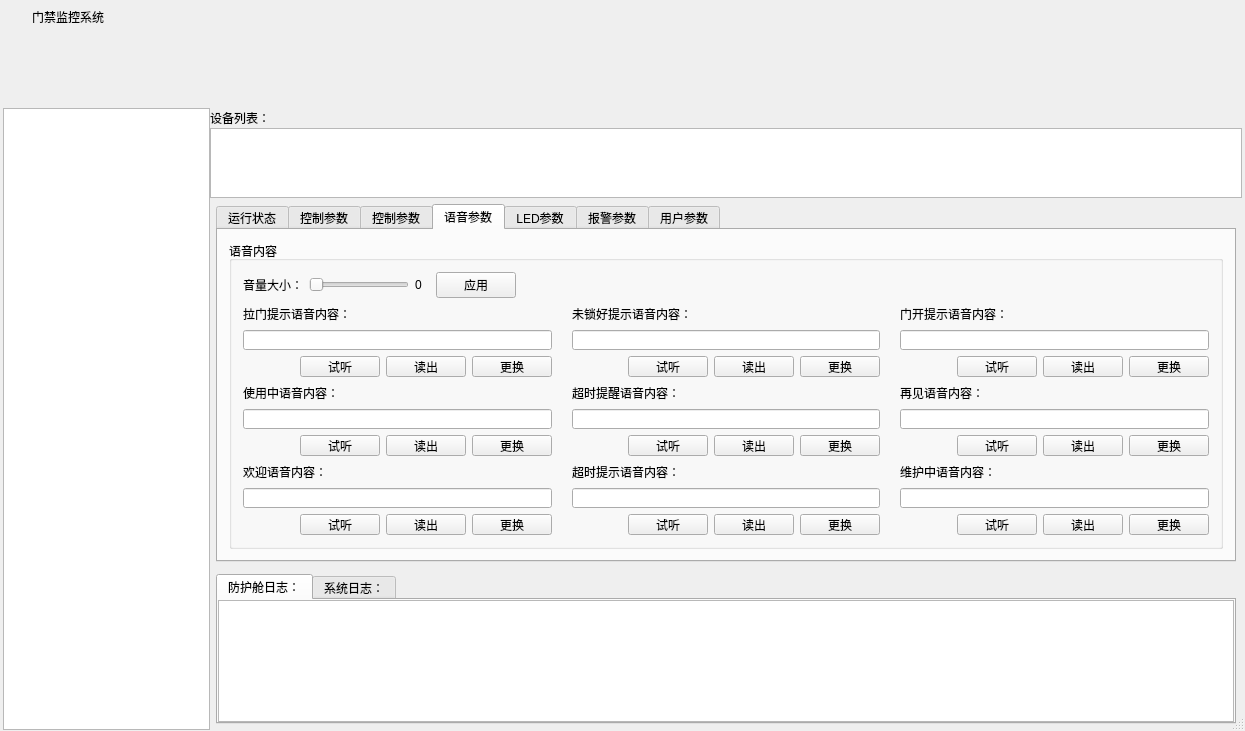
Qt form frmmain.ui (github188/EntranceGuard) before a commit.
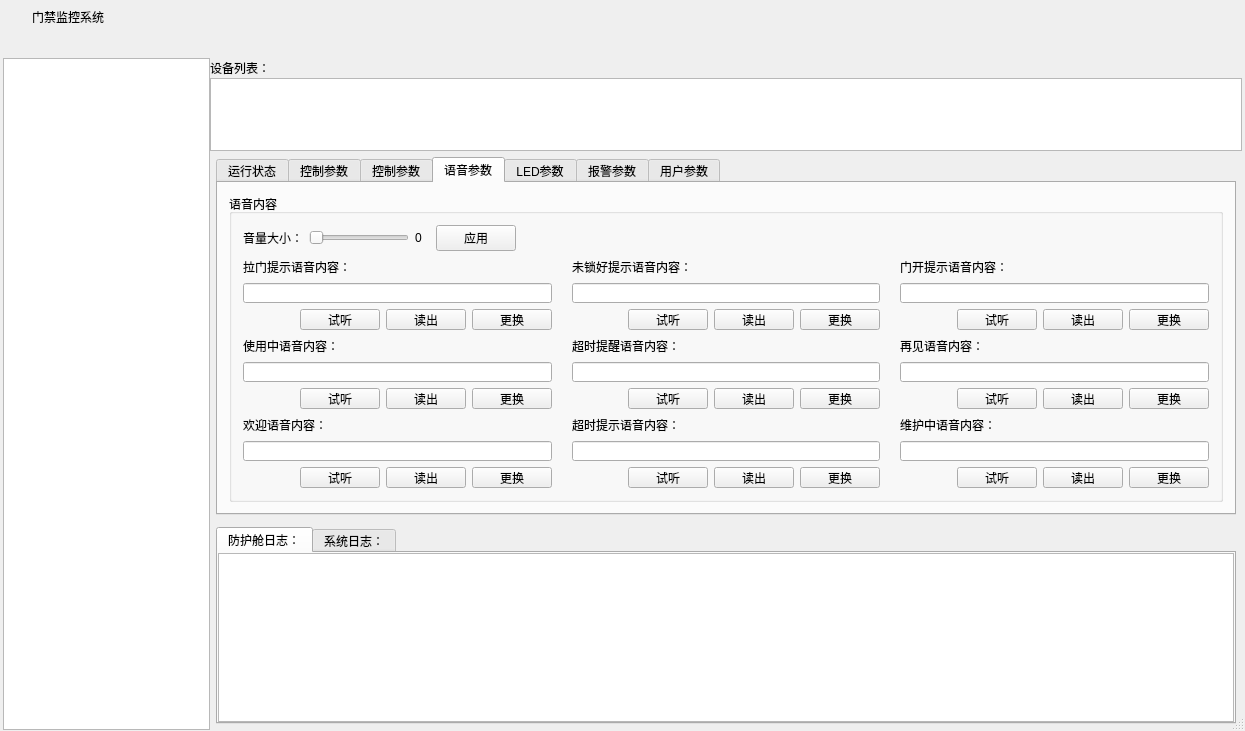
The same form after that commit. Icons and pictures are not drawn.

Patch:
```diff
--- a/frmmain.ui
+++ b/frmmain.ui
@@ -286,7 +286,7 @@
      <property name="maximumSize">
       <size>
        <width>16777215</width>
-       <height>22</height>
+       <height>25</height>
       </size>
      </property>
      <layout class="QGridLayout" name="gridLayout_2">
@@ -313,13 +313,13 @@
      <property name="minimumSize">
       <size>
        <width>0</width>
-       <height>50</height>
+       <height>0</height>
       </size>
      </property>
      <property name="maximumSize">
       <size>
        <width>16777215</width>
-       <height>50</height>
+       <height>16777215</height>
       </size>
      </property>
      <property name="styleSheet">
```
